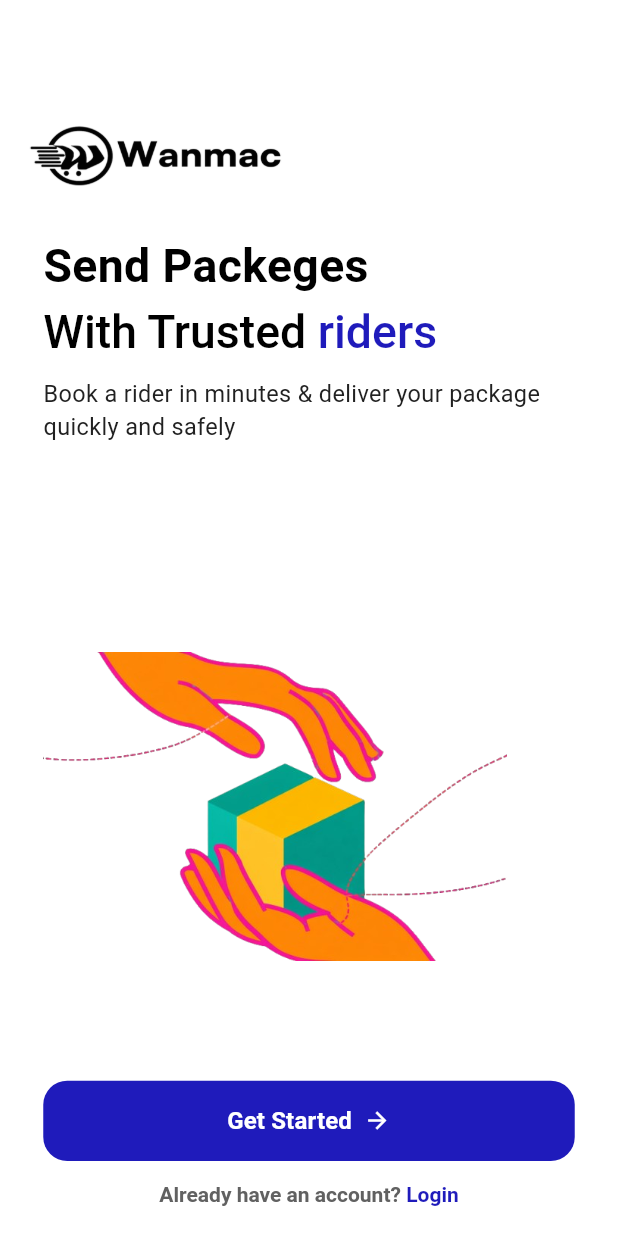
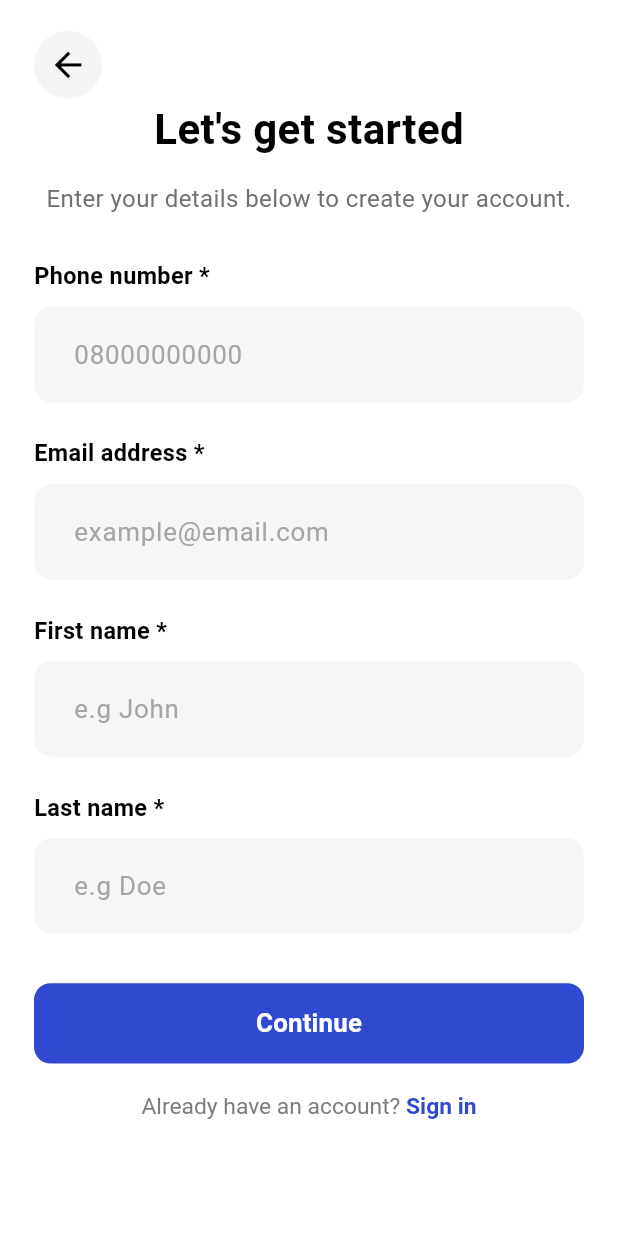
Before and after one commit to rokayaraka/NexDrop, a Flutter app: the screen it shows after launch, after a tap on "Get Started", on a phone screen of 412 x 824 dp. Run offline on Flutter 3.47's test engine with Material 3 defaults, Android fonts, the phone set to English and light mode, and no system bars.

Commit message:
SignUp Screen

```diff
--- a/lib/main.dart
+++ b/lib/main.dart
@@ -1,6 +1,6 @@
 import 'package:flutter/material.dart';
 
-import 'views/splash_screen.dart';
+import 'views/screens/splash_screen.dart';
 
 
 
--- /dev/null
+++ b/lib/views/screens/auth/sign_up_screen.dart
@@ -0,0 +1,332 @@
+import 'package:flutter/material.dart';
+
+import '../../../constants/app_colors.dart';
+
+
+class SignUpScreen extends StatelessWidget {
+  const SignUpScreen({super.key});
+
+  @override
+  Widget build(BuildContext context) {
+    final screenSize = MediaQuery.sizeOf(context);
+    final screenWidth = screenSize.width;
+    final screenHeight = screenSize.height;
+
+    return Scaffold(
+      backgroundColor: Colors.white,
+      body: SafeArea(
+        child: SingleChildScrollView(
+          padding: EdgeInsets.symmetric(
+            horizontal: screenWidth * 0.055,
+          ),
+          child: Column(
+            crossAxisAlignment: CrossAxisAlignment.start,
+            children: [
+              SizedBox(height: screenHeight * 0.025),
+
+              // Back button
+              Container(
+                width: screenWidth * 0.11,
+                height: screenWidth * 0.11,
+                decoration: const BoxDecoration(
+                  color: Color(0xFFF4F5F7),
+                  shape: BoxShape.circle,
+                ),
+                child: IconButton(
+                  onPressed: () {
+                    Navigator.pop(context);
+                  },
+                  icon: Icon(
+                    Icons.arrow_back,
+                    size: screenWidth * 0.065,
+                    color: Colors.black,
+                  ),
+                ),
+              ),
+
+              // Title
+              Center(
+                child: Text(
+                  "Let's get started",
+                  style: TextStyle(
+                    fontSize: screenWidth * 0.068,
+                    fontWeight: FontWeight.w700,
+                    color: Colors.black,
+                  ),
+                ),
+              ),
+
+              SizedBox(height: screenHeight * 0.018),
+
+              // Subtitle
+              Center(
+                child: Text(
+                  'Enter your details below to create your account.',
+                  textAlign: TextAlign.center,
+                  style: TextStyle(
+                    fontSize: screenWidth * 0.039,
+                    color: const Color(0xFF707070),
+                  ),
+                ),
+              ),
+
+              SizedBox(height: screenHeight * 0.035),
+
+              // Phone number
+              Text(
+                'Phone number *',
+                style: TextStyle(
+                  fontSize: screenWidth * 0.038,
+                  fontWeight: FontWeight.w600,
+                  color: Colors.black,
+                ),
+              ),
+
+              SizedBox(height: screenHeight * 0.012),
+
+              TextFormField(
+                keyboardType: TextInputType.phone,
+                style: TextStyle(
+                  fontSize: screenWidth * 0.042,
+                  color: Colors.black87,
+                ),
+                decoration: InputDecoration(
+                  hintText: '08000000000',
+                  hintStyle: TextStyle(
+                    color: const Color(0xFFA5A5A5),
+                    fontSize: screenWidth * 0.042,
+                  ),
+                  filled: true,
+                  fillColor: const Color(0xFFF5F6F6),
+                  contentPadding: EdgeInsets.symmetric(
+                    horizontal: screenWidth * 0.055,
+                    vertical: screenHeight * 0.023,
+                  ),
+                  border: OutlineInputBorder(
+                    borderRadius: BorderRadius.circular(12),
+                    borderSide: BorderSide.none,
+                  ),
+                  enabledBorder: OutlineInputBorder(
+                    borderRadius: BorderRadius.circular(12),
+                    borderSide: BorderSide.none,
+                  ),
+                  focusedBorder: OutlineInputBorder(
+                    borderRadius: BorderRadius.circular(12),
+                    borderSide: const BorderSide(
+                      color: AppColors.primary,
+                      width: 1.5,
+                    ),
+                  ),
+                ),
+              ),
+
+              SizedBox(height: screenHeight * 0.027),
+
+              // Email
+              Text(
+                'Email address *',
+                style: TextStyle(
+                  fontSize: screenWidth * 0.038,
+                  fontWeight: FontWeight.w600,
+                  color: Colors.black,
+                ),
+              ),
+
+              SizedBox(height: screenHeight * 0.012),
+
+              TextFormField(
+                keyboardType: TextInputType.emailAddress,
+                style: TextStyle(
+                  fontSize: screenWidth * 0.042,
+                  color: Colors.black87,
+                ),
+                decoration: InputDecoration(
+                  hintText: 'example@email.com',
+                  hintStyle: TextStyle(
+                    color: const Color(0xFFA5A5A5),
+                    fontSize: screenWidth * 0.042,
+                  ),
+                  filled: true,
+                  fillColor: const Color(0xFFF5F6F6),
+                  contentPadding: EdgeInsets.symmetric(
+                    horizontal: screenWidth * 0.055,
+                    vertical: screenHeight * 0.023,
+                  ),
+                  border: OutlineInputBorder(
+                    borderRadius: BorderRadius.circular(12),
+                    borderSide: BorderSide.none,
+                  ),
+                  enabledBorder: OutlineInputBorder(
+                    borderRadius: BorderRadius.circular(12),
+                    borderSide: BorderSide.none,
+                  ),
+                  focusedBorder: OutlineInputBorder(
+                    borderRadius: BorderRadius.circular(12),
+                    borderSide: const BorderSide(
+                      color: AppColors.primary,
+                      width: 1.5,
+                    ),
+                  ),
+                ),
+              ),
+
+              SizedBox(height: screenHeight * 0.027),
+
+              // First name
+              Text(
+                'First name *',
+                style: TextStyle(
+                  fontSize: screenWidth * 0.038,
+                  fontWeight: FontWeight.w600,
+                  color: Colors.black,
+                ),
+              ),
+
+              SizedBox(height: screenHeight * 0.012),
+
+              TextFormField(
+                textCapitalization: TextCapitalization.words,
+                style: TextStyle(
+                  fontSize: screenWidth * 0.042,
+                  color: Colors.black87,
+                ),
+                decoration: InputDecoration(
+                  hintText: 'e.g John',
+                  hintStyle: TextStyle(
+                    color: const Color(0xFFA5A5A5),
+                    fontSize: screenWidth * 0.042,
+                  ),
+                  filled: true,
+                  fillColor: const Color(0xFFF5F6F6),
+                  contentPadding: EdgeInsets.symmetric(
+                    horizontal: screenWidth * 0.055,
+                    vertical: screenHeight * 0.023,
+                  ),
+                  border: OutlineInputBorder(
+                    borderRadius: .circular(12),
+                    borderSide: .none,
+                  ),
+                  enabledBorder: OutlineInputBorder(
+                    borderRadius: .circular(12),
+                    borderSide: .none,
+                  ),
+                  focusedBorder: OutlineInputBorder(
+                    borderRadius: .circular(12),
+                    borderSide: const BorderSide(
+                      color: AppColors.primary,
+                      width: 1.5,
+                    ),
+                  ),
+                ),
+              ),
+
+              SizedBox(height: screenHeight * 0.027),
+
+              // Last name
+              Text(
+                'Last name *',
+                style: TextStyle(
+                  fontSize: screenWidth * 0.038,
+                  fontWeight: .w600,
+                  color: Colors.black,
+                ),
+              ),
+
+              SizedBox(height: screenHeight * 0.012),
+
+              TextFormField(
+                textCapitalization: .words,
+                style: TextStyle(
+                  fontSize: screenWidth * 0.042,
+                  color: Colors.black87,
+                ),
+                decoration: InputDecoration(
+                  hintText: 'e.g Doe',
+                  hintStyle: TextStyle(
+                    color: const Color(0xFFA5A5A5),
+                    fontSize: screenWidth * 0.042,
+                  ),
+                  filled: true,
+                  fillColor: const Color(0xFFF5F6F6),
+                  contentPadding: .symmetric(
+                    horizontal: screenWidth * 0.055,
+                    vertical: screenHeight * 0.023,
+                  ),
+                  border: OutlineInputBorder(
+                    borderRadius: .circular(12),
+                    borderSide: .none,
+                  ),
+                  enabledBorder: OutlineInputBorder(
+                    borderRadius: .circular(12),
+                    borderSide: .none,
+                  ),
+                  focusedBorder: OutlineInputBorder(
+                    borderRadius: .circular(12),
+                    borderSide: const BorderSide(
+                      color: AppColors.primary,
+                      width: 1.5,
+                    ),
+                  ),
+                ),
+              ),
+
+              SizedBox(height: screenHeight * 0.04),
+
+              // Continue button
+              SizedBox(
+                width: .infinity,
+                height: screenHeight * 0.065,
+                child: ElevatedButton(
+                  onPressed: () {},
+                  style: ElevatedButton.styleFrom(
+                    backgroundColor: AppColors.primary,
+                    foregroundColor: Colors.white,
+                    elevation: 0,
+                    shape: RoundedRectangleBorder(
+                      borderRadius: BorderRadius.circular(11),
+                    ),
+                  ),
+                  child: Text(
+                    'Continue',
+                    style: TextStyle(
+                      fontSize: screenWidth * 0.042,
+                      fontWeight: .w600,
+                    ),
+                  ),
+                ),
+              ),
+
+              SizedBox(height: screenHeight * 0.024),
+
+              // Sign in
+              Center(
+                child: RichText(
+                  text: TextSpan(
+                    style: TextStyle(
+                      fontSize: screenWidth * 0.037,
+                      color: const Color(0xFF7C7C7C),
+                    ),
+                    children: const [
+                      TextSpan(
+                        text: 'Already have an account? ',
+                      ),
+                      TextSpan(
+                        text: 'Sign in',
+                        style: TextStyle(
+                          color: AppColors.primary,
+                          fontWeight: .w600,
+                        ),
+                      ),
+                    ],
+                  ),
+                ),
+              ),
+
+              SizedBox(height: screenHeight * 0.025),
+            ],
+          ),
+        ),
+      ),
+    );
+  }
+}
--- a/lib/views/brand_splash_screen.dart
+++ b/lib/views/screens/brand_splash_screen.dart
@@ -1,7 +1,7 @@
 import 'package:flutter/material.dart';
 
 
-import '../constants/app_colors.dart';
+import '../../constants/app_colors.dart';
 import 'welcome_screen.dart';
 
 class BrandSplashScreen extends StatefulWidget {
--- a/lib/views/splash_screen.dart
+++ b/lib/views/screens/splash_screen.dart
@@ -1,7 +1,7 @@
 import 'package:flutter/material.dart';
-import 'package:nex_drop/views/brand_splash_screen.dart';
+import 'package:nex_drop/views/screens/brand_splash_screen.dart';
 
-import '../constants/app_colors.dart';
+import '../../constants/app_colors.dart';
 
 class SplashScreen extends StatefulWidget {
   const SplashScreen({super.key});
--- a/lib/views/welcome_screen.dart
+++ b/lib/views/screens/welcome_screen.dart
@@ -1,5 +1,7 @@
 import 'package:flutter/material.dart';
-import 'package:nex_drop/constants/app_colors.dart';
+
+import '../../constants/app_colors.dart';
+import 'auth/sign_up_screen.dart';
 
 class WelcomeScreen extends StatefulWidget {
   const WelcomeScreen({super.key});
@@ -100,7 +102,7 @@ class _WelcomeScreenState extends State<WelcomeScreen> {
                   elevation: 0,
                   shape: RoundedRectangleBorder(borderRadius: .circular(16)),
                 ),
-                onPressed: () {},
+                onPressed: _onTapGetStartedButton,
                 child: Row(
                   mainAxisAlignment: .center,
                   children: [
@@ -147,4 +149,11 @@ class _WelcomeScreenState extends State<WelcomeScreen> {
       ),
     );
   }
+
+  void _onTapGetStartedButton() {
+    Navigator.push(
+      context,
+      MaterialPageRoute(builder: (context) => SignUpScreen()),
+    );
+  }
 }
```
